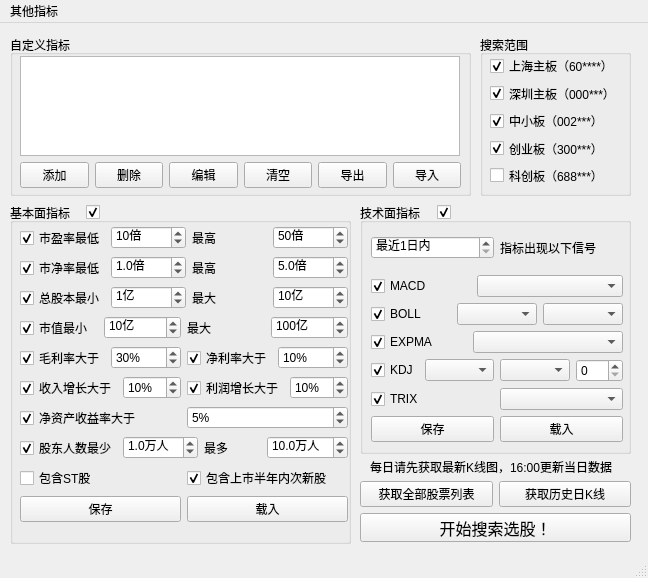
The window that QtDesign/StockFinder.ui (victor647/QuantumStockTrade) describes before a commit, drawn with Qt 5.
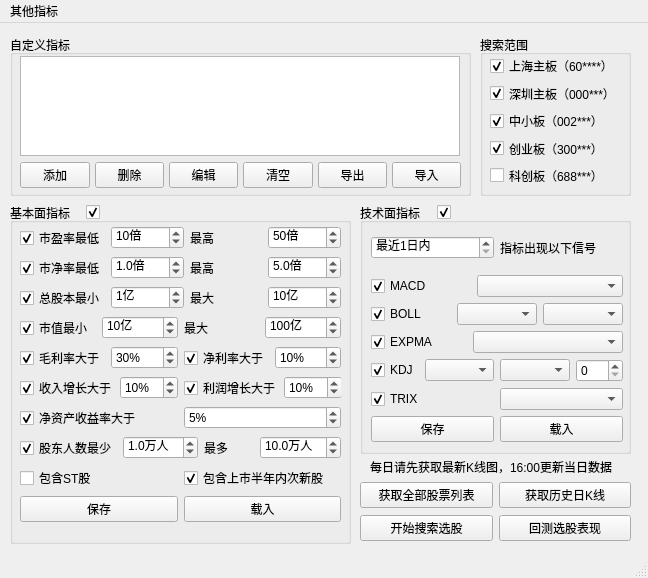
The same window after the commit.

Commit message: 添加选股器回测功能

```diff
--- a/QtDesign/StockFinder.ui
+++ b/QtDesign/StockFinder.ui
@@ -172,6 +172,9 @@
       </rect>
      </property>
      <layout class="QHBoxLayout" name="horizontalLayout">
+      <property name="spacing">
+       <number>5</number>
+      </property>
       <item>
        <widget class="QPushButton" name="btnAddCriteria">
         <property name="text">
@@ -252,7 +255,7 @@
       <rect>
        <x>10</x>
        <y>23</y>
-       <width>328</width>
+       <width>321</width>
        <height>306</height>
       </rect>
      </property>
@@ -1206,34 +1209,17 @@
      <string>每日请先获取最新K线图，16:00更新当日数据</string>
     </property>
    </widget>
-   <widget class="QPushButton" name="btnStartSearch">
-    <property name="geometry">
-     <rect>
-      <x>360</x>
-      <y>490</y>
-      <width>271</width>
-      <height>29</height>
-     </rect>
-    </property>
-    <property name="font">
-     <font>
-      <family>Microsoft YaHei UI</family>
-      <pointsize>12</pointsize>
-     </font>
-    </property>
-    <property name="text">
-     <string>开始搜索选股！</string>
-    </property>
-   </widget>
-   <widget class="QWidget" name="layoutWidget">
+   <widget class="QWidget" name="">
     <property name="geometry">
      <rect>
       <x>360</x>
       <y>458</y>
       <width>271</width>
-      <height>27</height>
+      <height>62</height>
      </rect>
     </property>
+    <layout class="QVBoxLayout" name="verticalLayout">
+     <item>
     <layout class="QHBoxLayout" name="horizontalLayout_19">
      <item>
       <widget class="QPushButton" name="btnGetAllStockList">
@@ -1262,6 +1248,38 @@
       </widget>
      </item>
     </layout>
+     </item>
+     <item>
+      <layout class="QHBoxLayout" name="horizontalLayout_20">
+       <item>
+        <widget class="QPushButton" name="btnStartSearch">
+         <property name="font">
+          <font>
+           <family>Microsoft YaHei UI</family>
+           <pointsize>9</pointsize>
+          </font>
+         </property>
+         <property name="text">
+          <string>开始搜索选股</string>
+         </property>
+        </widget>
+       </item>
+       <item>
+        <widget class="QPushButton" name="btnHistoryPerformance">
+         <property name="font">
+          <font>
+           <family>Microsoft YaHei UI</family>
+           <pointsize>9</pointsize>
+          </font>
+         </property>
+         <property name="text">
+          <string>回测选股表现</string>
+         </property>
+        </widget>
+       </item>
+      </layout>
+     </item>
+    </layout>
    </widget>
   </widget>
   <widget class="QMenuBar" name="menubar">
```
Left out of the diff: 99 changed lines with no effect on the pictures. Lines whose indentation alone changed are shown as unchanged. The commit also changes 18 other files.
